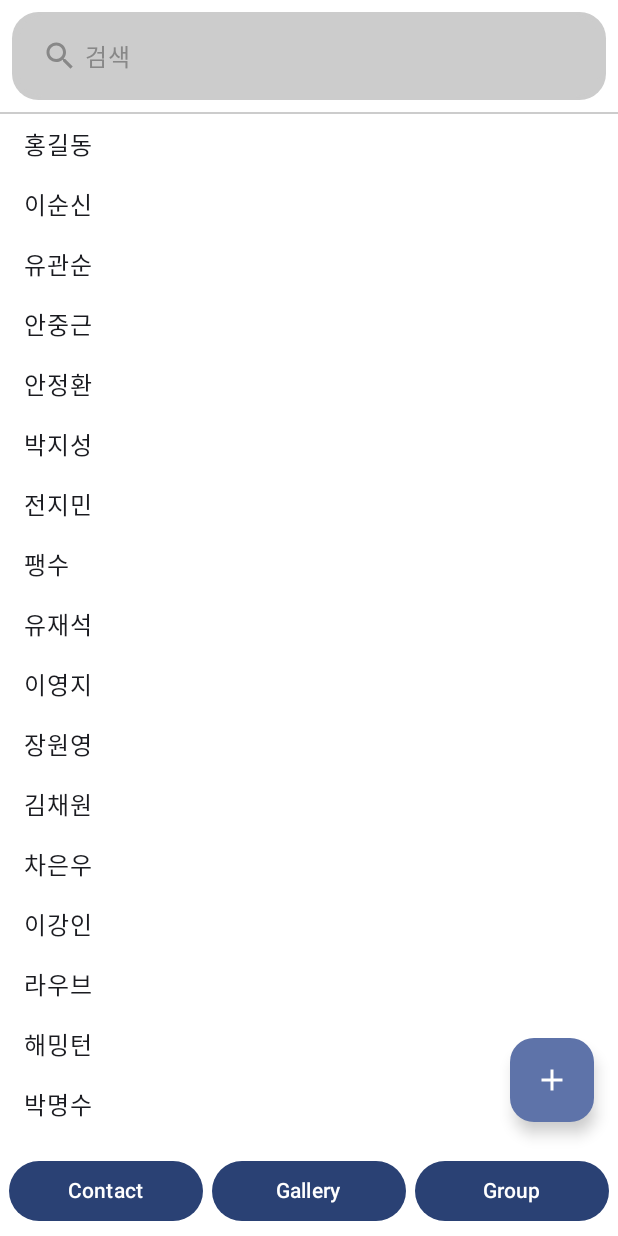
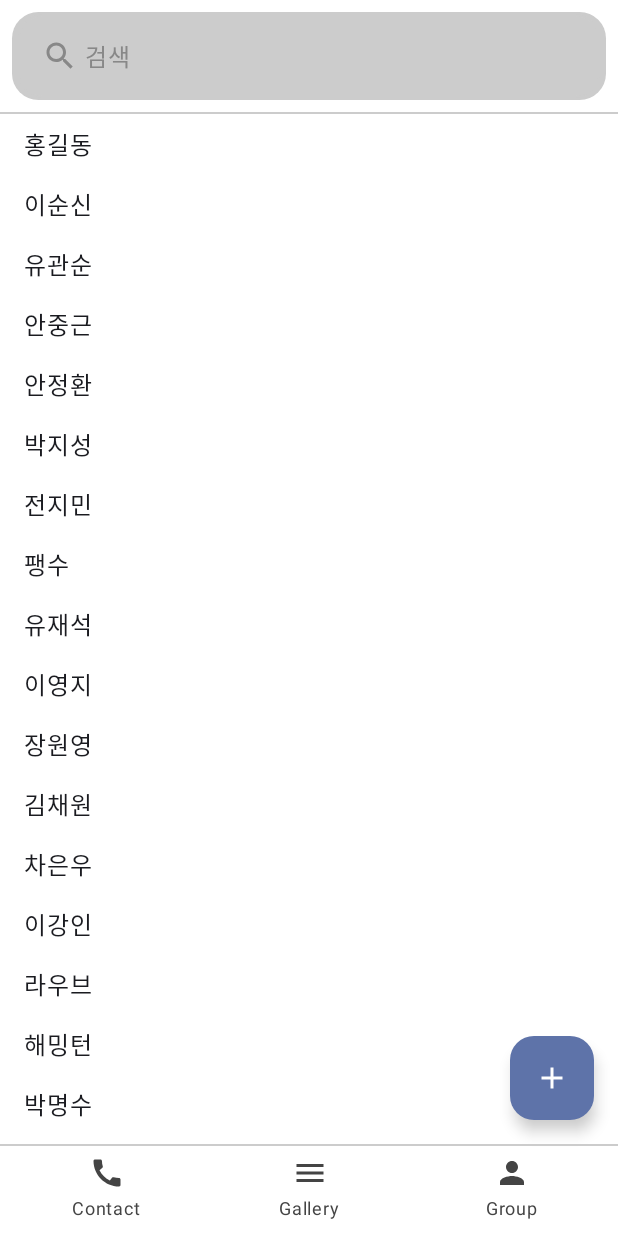
Before and after one commit to Junha-Jang/madcamp-proj1, an Android app built with Jetpack Compose: the screen it shows after launch (MainActivity), on a phone screen of 412 x 824 dp. Run offline under Robolectric (Android 15) with nearby library versions, the phone set to English and light mode, and no system bars.

Commit message:
feat(tab3): update user interface

```diff
--- a/app/src/main/java/com/example/madcamp_proj1/MainActivity.kt
+++ b/app/src/main/java/com/example/madcamp_proj1/MainActivity.kt
@@ -5,12 +5,20 @@ import androidx.activity.ComponentActivity
 import androidx.activity.compose.setContent
 import androidx.compose.foundation.background
 import androidx.compose.foundation.layout.Arrangement
+import androidx.compose.foundation.layout.Box
 import androidx.compose.foundation.layout.Column
 import androidx.compose.foundation.layout.Row
 import androidx.compose.foundation.layout.Spacer
 import androidx.compose.foundation.layout.fillMaxSize
 import androidx.compose.foundation.layout.size
+import androidx.compose.foundation.shape.RoundedCornerShape
+import androidx.compose.material.icons.Icons
+import androidx.compose.material.icons.filled.Call
+import androidx.compose.material.icons.filled.Menu
+import androidx.compose.material.icons.filled.Person
 import androidx.compose.material3.Button
+import androidx.compose.material3.Divider
+import androidx.compose.material3.Icon
 import androidx.compose.material3.MaterialTheme
 import androidx.compose.material3.Surface
 import androidx.compose.material3.Text
@@ -21,9 +29,12 @@ import androidx.compose.runtime.remember
 import androidx.compose.runtime.setValue
 import androidx.compose.ui.Alignment
 import androidx.compose.ui.Modifier
+import androidx.compose.ui.draw.alpha
 import androidx.compose.ui.graphics.Color
+import androidx.compose.ui.graphics.vector.ImageVector
 import androidx.compose.ui.tooling.preview.Preview
 import androidx.compose.ui.unit.dp
+import androidx.compose.ui.unit.sp
 import com.example.madcamp_proj1.ui.theme.Madcamp_proj1Theme
 
 class MainActivity : ComponentActivity() {
@@ -46,7 +57,13 @@ class MainActivity : ComponentActivity() {
 @Composable
 fun App() {
     var tabIndex by remember { mutableStateOf(1) }
-    val tabName: Array<String> = arrayOf("", "Contact", "Gallery", "Group")
+    val tabIcon: Array<ImageVector?> = arrayOf(
+            null,
+            Icons.Default.Call,
+            Icons.Default.Menu,
+            Icons.Default.Person
+        )
+    val tabName: Array<String?> = arrayOf(null, "Contact", "Gallery", "Group")
 
     Column(
         horizontalAlignment = Alignment.CenterHorizontally,
@@ -60,12 +77,14 @@ fun App() {
             2 -> Tab2Screen(modifier = Modifier.fillMaxSize().weight(1f))
             3 -> Tab3Screen(modifier = Modifier.fillMaxSize().weight(1f))
         }
+        Divider(color = Color.LightGray, thickness = 1.dp)
         Spacer(modifier = Modifier.size(6.dp))
         Row {
             Spacer(modifier = Modifier.size(6.dp))
             for(i in 1..3) {
                 NavButton(
-                    name = tabName[i],
+                    imageVector = tabIcon[i]!!,
+                    text = tabName[i]!!,
                     onClick = {
                         tabIndex = i
                     },
@@ -80,17 +99,37 @@ fun App() {
 
 @Composable
 fun NavButton(
-    name: String,
+    imageVector: ImageVector,
+    text: String,
     onClick: () -> Unit,
     modifier: Modifier = Modifier
 ) {
-    Button(
-        onClick = onClick,
-        modifier = modifier
+    Box(
+        modifier = modifier,
+        contentAlignment = Alignment.Center
     ) {
-        Text(
-            text = name
-        )
+        Button(
+            onClick = onClick,
+            shape = RoundedCornerShape(6.dp),
+            modifier = modifier.alpha(0f)
+        ) {}
+        Column(
+            modifier = modifier,
+            verticalArrangement = Arrangement.Center,
+            horizontalAlignment = Alignment.CenterHorizontally
+        ) {
+            Icon(
+                imageVector = imageVector,
+                contentDescription = null,
+                tint = Color.DarkGray,
+                modifier = Modifier.size(24.dp)
+            )
+            Text(
+                text = text,
+                fontSize = 12.sp,
+                color = Color.DarkGray
+            )
+        }
     }
 }
 
--- a/app/src/main/java/com/example/madcamp_proj1/Tab2Screen.kt
+++ b/app/src/main/java/com/example/madcamp_proj1/Tab2Screen.kt
@@ -51,7 +51,7 @@ fun Tab2ScreenPreview() {
 }
 
 @Composable
-private fun GalleryImageGrid(
+internal fun GalleryImageGrid(
     galleryImageList: List<GalleryImage>,
     modifier: Modifier = Modifier,
 ) {
--- a/app/src/main/java/com/example/madcamp_proj1/Tab3ScreenGallery.kt
+++ b/app/src/main/java/com/example/madcamp_proj1/Tab3ScreenGallery.kt
@@ -1,14 +1,14 @@
 package com.example.madcamp_proj1
 
-import androidx.compose.material3.Text
 import androidx.compose.runtime.Composable
 import androidx.compose.ui.Modifier
 import androidx.compose.ui.tooling.preview.Preview
+import com.example.madcamp_proj1.data.Datasource
 
 @Composable
 fun Tab3ScreenGallery(modifier: Modifier = Modifier) {
-    Text(
-        text = "This is Tab3 Gallery",
+    GalleryImageGrid(
+        galleryImageList = Datasource().loadGalleryImages(),
         modifier = modifier
     )
 }
```
